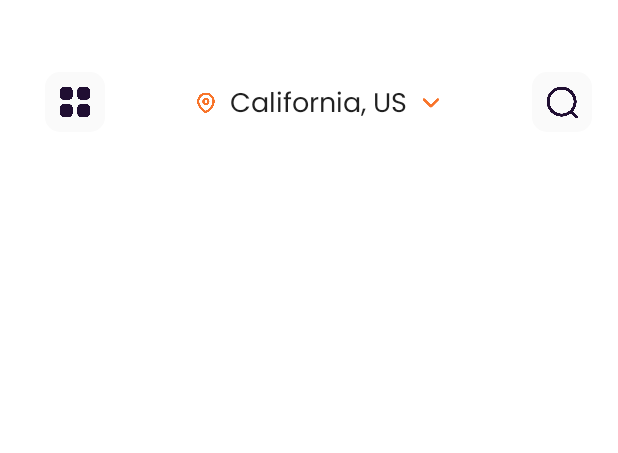
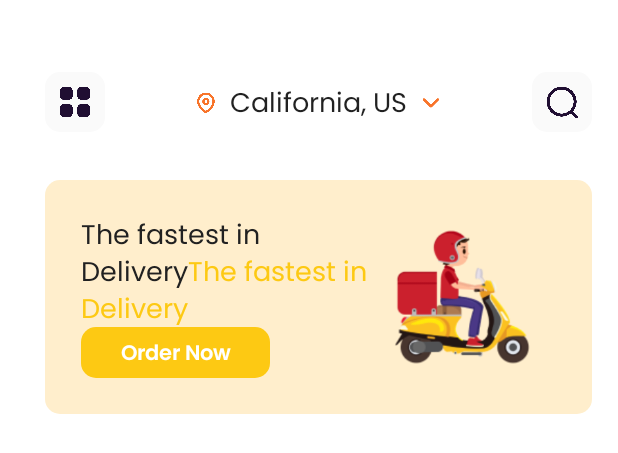
Before and after one commit to yyong1/order-system-mobile, an Android app built with Jetpack Compose: the @Preview function DefaultPreview, on a phone screen of 412 x 824 dp. Shown: the top 453 px of the screen. Run offline under Robolectric (Android 15) with nearby library versions, the phone set to English and light mode, and no system bars.

Commit message:
first part home page

```diff
--- a/app/src/main/java/com/example/foodorder/MainActivity.kt
+++ b/app/src/main/java/com/example/foodorder/MainActivity.kt
@@ -3,22 +3,25 @@ package com.example.foodorder
 import android.os.Bundle
 import androidx.activity.ComponentActivity
 import androidx.activity.compose.setContent
+import androidx.compose.foundation.Image
 import androidx.compose.foundation.background
 import androidx.compose.foundation.layout.*
 import androidx.compose.foundation.shape.RoundedCornerShape
 import androidx.compose.material.Icon
-import androidx.compose.material.MaterialTheme
-import androidx.compose.material.Surface
 import androidx.compose.material.Text
 import androidx.compose.runtime.Composable
 import androidx.compose.ui.Alignment
 import androidx.compose.ui.Modifier
 import androidx.compose.ui.draw.clip
 import androidx.compose.ui.graphics.Color
-import androidx.compose.ui.modifier.modifierLocalOf
 import androidx.compose.ui.res.painterResource
+import androidx.compose.ui.text.SpanStyle
+import androidx.compose.ui.text.buildAnnotatedString
+import androidx.compose.ui.text.font.FontWeight
+import androidx.compose.ui.text.withStyle
 import androidx.compose.ui.tooling.preview.Preview
 import androidx.compose.ui.unit.dp
+import androidx.compose.ui.unit.sp
 import com.example.foodorder.ui.theme.*
 
 
@@ -32,13 +35,69 @@ class MainActivity : ComponentActivity() {
         }
     }
 }
+
 @Composable
-fun HomeScreen(){
+fun HomeScreen() {
     Box(
         modifier = Modifier
             .fillMaxSize()
             .padding(start = 30.dp, top = 48.dp, end = 17.dp)
-    ){
+    ) {
+        Column {
+            Header()
+
+            Spacer(modifier = Modifier.height(32.dp))
+
+            Box(
+                modifier = Modifier
+                    .fillMaxWidth()
+                    .height(156.dp)
+                    .clip(RoundedCornerShape(10.dp))
+                    .background(Yellow200)
+                    .padding(24.dp)
+            ) {
+                Row(
+                    horizontalArrangement = Arrangement.SpaceBetween,
+                    verticalAlignment = Alignment.CenterVertically
+                ) {
+                    Column(verticalArrangement = Arrangement.SpaceBetween) {
+                        Text(buildAnnotatedString {
+                            withStyle(style = SpanStyle(color = BlackTextColor)) {
+                                append("The fastest in\n" + "Delivery")
+                            }
+                            withStyle(style = SpanStyle(color = Yellow500)) {
+                                append("The fastest in\n" + "Delivery")
+                            }
+                        })
+                        Box(
+                            modifier = Modifier
+                                .size(width = 126.dp, height = 40.dp)
+                                .clip(RoundedCornerShape(10.dp))
+                                .background(Yellow500),
+                            contentAlignment = Alignment.Center
+                        ) {
+                            Text(
+                                text = "Order Now",
+                                style = Typography.body1,
+                                fontWeight = FontWeight.SemiBold,
+                                color = Color.White,
+                                fontSize = 14.sp
+                            )
+                        }
+                    }
+                    Image(
+                        painter = painterResource(id = R.drawable.deliveryman),
+                        contentDescription = "Deliveryman",
+                        modifier = Modifier.size(156.dp)
+                    )
+                }
+            }
+        }
+    }
+}
+
+@Composable
+fun Header() {
     Row(
         verticalAlignment = Alignment.CenterVertically,
         horizontalArrangement = Arrangement.SpaceBetween,
@@ -65,7 +124,6 @@ fun HomeScreen(){
         BoxWithRes(resId = R.drawable.search, description = "Search")
     }
 }
-}
 
 @Composable
 fun BoxWithRes(
@@ -75,14 +133,14 @@ fun BoxWithRes(
     iconColor: Color? = IconColor,
     boxSize: Int? = 40,
     iconSize: Int = 24
-){
+) {
     Box(
         modifier = Modifier
             .size(boxSize!!.dp)
             .clip(RoundedCornerShape(10.dp))
             .background(bgColor!!),
         contentAlignment = Alignment.Center
-    ){
+    ) {
         Icon(
             painter = painterResource(id = resId),
             contentDescription = description,
```
Also changed, not shown: app/src/main/res/drawable/deliveryman.png (added). Lines whose indentation alone changed are shown as unchanged.
